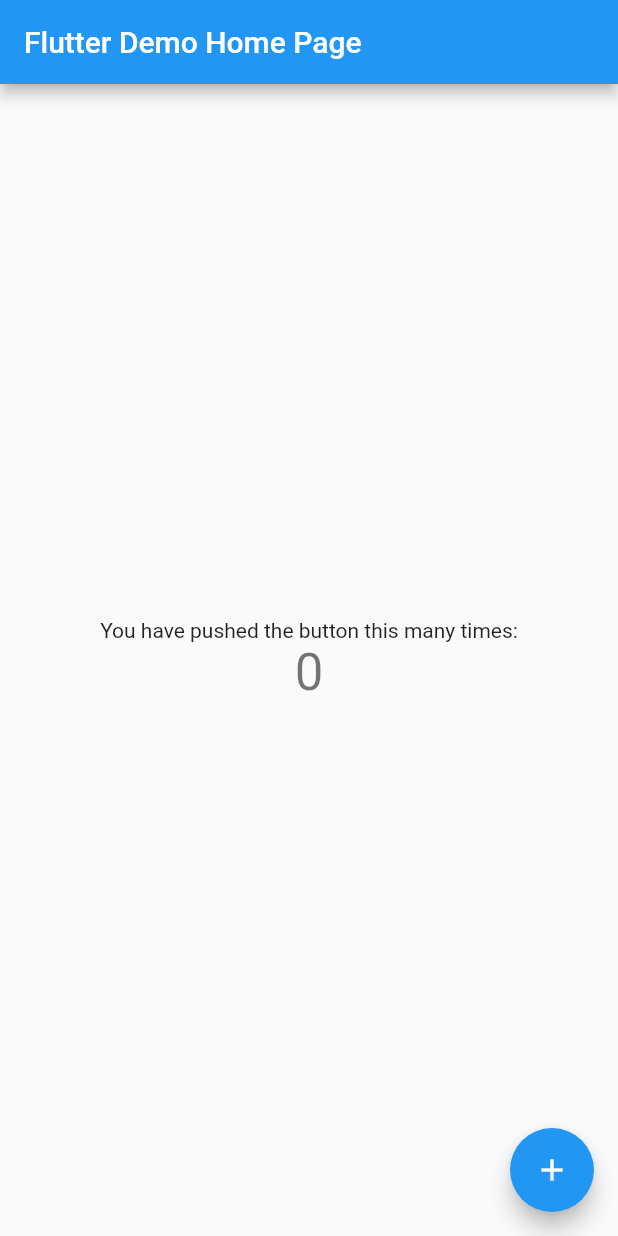
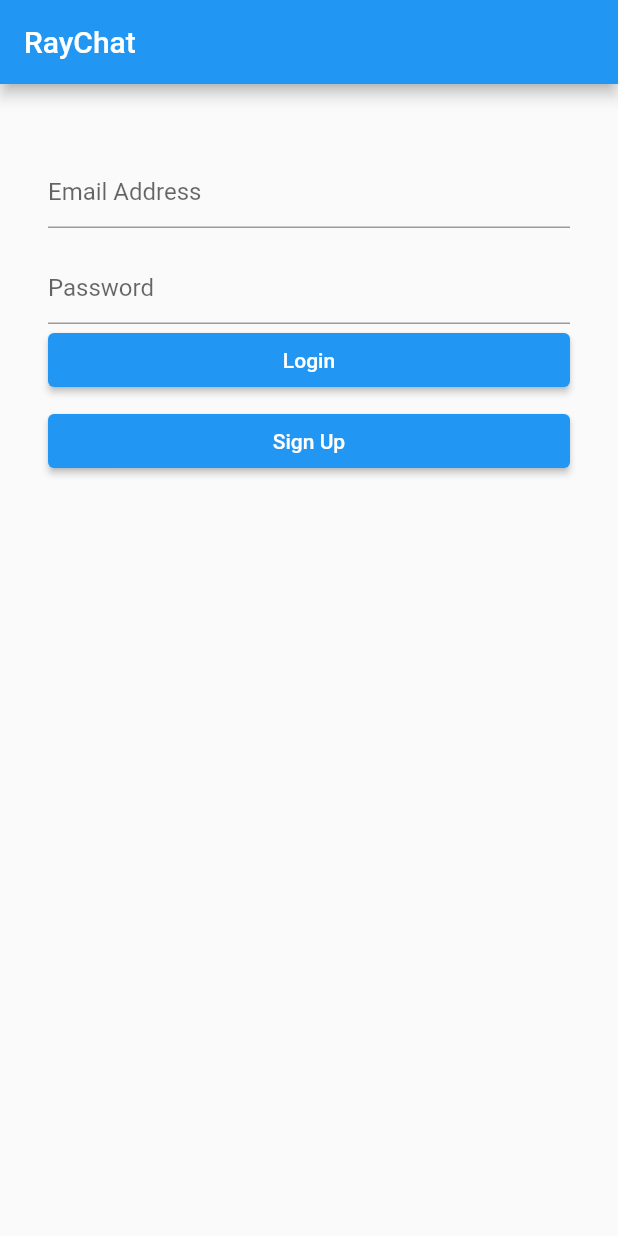
Before and after one commit to Socheath-Horl/raychat, a Flutter app: the screen it shows after launch, on a phone screen of 412 x 824 dp. Run offline on Flutter 3.47's test engine with Material 2 defaults, Android fonts, the phone set to English and light mode, and no system bars; our stand-ins replace cloud_firestore, firebase_auth, firebase_core; accounts and stored records are empty.

Commit message:
finish raychat

```diff
--- /dev/null
+++ b/lib/data/message.dart
@@ -0,0 +1,33 @@
+import 'package:cloud_firestore/cloud_firestore.dart';
+
+class Message {
+  final String text;
+  final DateTime date;
+  final String? email;
+
+  DocumentReference? reference;
+
+  Message({
+    required this.text,
+    required this.date,
+    this.email,
+    this.reference,
+  });
+
+  factory Message.fromJson(Map<dynamic, dynamic> json) => Message(
+      text: json['text'] as String,
+      date: DateTime.parse(json['date'] as String),
+      email: json['email'] as String?);
+
+  Map<String, dynamic> toJson() => <String, dynamic>{
+        'date': date.toString(),
+        'text': text,
+        'email': email,
+      };
+
+  factory Message.fromSnapshot(DocumentSnapshot snapshot) {
+    final message = Message.fromJson(snapshot.data() as Map<String, dynamic>);
+    message.reference = snapshot.reference;
+    return message;
+  }
+}
--- /dev/null
+++ b/lib/data/message_dao.dart
@@ -0,0 +1,15 @@
+import 'package:cloud_firestore/cloud_firestore.dart';
+import './message.dart';
+
+class MessageDao {
+  final CollectionReference collection =
+      FirebaseFirestore.instance.collection('messages');
+
+  void saveMessage(Message message) {
+    collection.add(message.toJson());
+  }
+
+  Stream<QuerySnapshot> getMessageStream() {
+    return collection.snapshots();
+  }
+}
--- /dev/null
+++ b/lib/data/user_dao.dart
@@ -0,0 +1,59 @@
+import 'package:firebase_auth/firebase_auth.dart';
+import 'package:flutter/foundation.dart';
+
+class UserDao extends ChangeNotifier {
+  final auth = FirebaseAuth.instance;
+
+  bool isLoggedIn() {
+    return auth.currentUser != null;
+  }
+
+  String? userId() {
+    return auth.currentUser?.uid;
+  }
+
+  String? email() {
+    return auth.currentUser?.email;
+  }
+
+  void signup(String email, String password) async {
+    try {
+      await auth.createUserWithEmailAndPassword(
+        email: email,
+        password: password,
+      );
+      notifyListeners();
+    } on FirebaseAuthException catch (e) {
+      if (e.code == 'weak-password') {
+        print('The password provided is too weak.');
+      } else if (e.code == 'email-already-in-use') {
+        print('The account already exists for that email.');
+      }
+    } catch (e) {
+      print(e);
+    }
+  }
+
+  void login(String email, String password) async {
+    try {
+      await auth.signInWithEmailAndPassword(
+        email: email,
+        password: password,
+      );
+      notifyListeners();
+    } on FirebaseAuthException catch (e) {
+      if (e.code == 'weak-password') {
+        print('The password provided is too weak.');
+      } else if (e.code == 'email-already-in-use') {
+        print('The account already exists for that email.');
+      }
+    } catch (e) {
+      print(e);
+    }
+  }
+
+  void logout() async {
+    await auth.signOut();
+    notifyListeners();
+  }
+}
--- a/lib/main.dart
+++ b/lib/main.dart
@@ -1,115 +1,49 @@
 import 'package:flutter/material.dart';
+import 'package:raychat/ui/message_list.dart';
+import 'package:firebase_core/firebase_core.dart';
+import 'package:provider/provider.dart';
 
-void main() {
-  runApp(const MyApp());
+import './data/message_dao.dart';
+import './data/user_dao.dart';
+import './ui/login.dart';
+
+Future<void> main() async {
+  WidgetsFlutterBinding.ensureInitialized();
+  await Firebase.initializeApp();
+  runApp(const App());
 }
 
-class MyApp extends StatelessWidget {
-  const MyApp({Key? key}) : super(key: key);
-
-  // This widget is the root of your application.
+class App extends StatelessWidget {
+  const App({Key? key}) : super(key: key);
   @override
   Widget build(BuildContext context) {
-    return MaterialApp(
-      title: 'Flutter Demo',
-      theme: ThemeData(
-        // This is the theme of your application.
-        //
-        // Try running your application with "flutter run". You'll see the
-        // application has a blue toolbar. Then, without quitting the app, try
-        // changing the primarySwatch below to Colors.green and then invoke
-        // "hot reload" (press "r" in the console where you ran "flutter run",
-        // or simply save your changes to "hot reload" in a Flutter IDE).
-        // Notice that the counter didn't reset back to zero; the application
-        // is not restarted.
-        primarySwatch: Colors.blue,
+    return MultiProvider(
+      providers: [
+        ChangeNotifierProvider<UserDao>(
+          lazy: false,
+          create: (_) => UserDao(),
+        ),
+        Provider<MessageDao>(
+          lazy: false,
+          create: (_) => MessageDao(),
+        )
+      ],
+      child: MaterialApp(
+        debugShowCheckedModeBanner: false,
+        title: 'RayChat',
+        theme: ThemeData(
+          primaryColor: const Color(0xFF3D814A),
+        ),
+        home: Consumer<UserDao>(
+          builder: (context, userDao, child) {
+            if (userDao.isLoggedIn()) {
+              return const MessageList();
+            } else {
+              return const Login();
+            }
+          },
+        ),
       ),
-      home: const MyHomePage(title: 'Flutter Demo Home Page'),
     );
   }
 }
-
-class MyHomePage extends StatefulWidget {
-  const MyHomePage({Key? key, required this.title}) : super(key: key);
-
-  // This widget is the home page of your application. It is stateful, meaning
-  // that it has a State object (defined below) that contains fields that affect
-  // how it looks.
-
-  // This class is the configuration for the state. It holds the values (in this
-  // case the title) provided by the parent (in this case the App widget) and
-  // used by the build method of the State. Fields in a Widget subclass are
-  // always marked "final".
-
-  final String title;
-
-  @override
-  State<MyHomePage> createState() => _MyHomePageState();
-}
-
-class _MyHomePageState extends State<MyHomePage> {
-  int _counter = 0;
-
-  void _incrementCounter() {
-    setState(() {
-      // This call to setState tells the Flutter framework that something has
-      // changed in this State, which causes it to rerun the build method below
-      // so that the display can reflect the updated values. If we changed
-      // _counter without calling setState(), then the build method would not be
-      // called again, and so nothing would appear to happen.
-      _counter++;
-    });
-  }
-
-  @override
-  Widget build(BuildContext context) {
-    // This method is rerun every time setState is called, for instance as done
-    // by the _incrementCounter method above.
-    //
-    // The Flutter framework has been optimized to make rerunning build methods
-    // fast, so that you can just rebuild anything that needs updating rather
-    // than having to individually change instances of widgets.
-    return Scaffold(
-      appBar: AppBar(
-        // Here we take the value from the MyHomePage object that was created by
-        // the App.build method, and use it to set our appbar title.
-        title: Text(widget.title),
-      ),
-      body: Center(
-        // Center is a layout widget. It takes a single child and positions it
-        // in the middle of the parent.
-        child: Column(
-          // Column is also a layout widget. It takes a list of children and
-          // arranges them vertically. By default, it sizes itself to fit its
-          // children horizontally, and tries to be as tall as its parent.
-          //
-          // Invoke "debug painting" (press "p" in the console, choose the
-          // "Toggle Debug Paint" action from the Flutter Inspector in Android
-          // Studio, or the "Toggle Debug Paint" command in Visual Studio Code)
-          // to see the wireframe for each widget.
-          //
-          // Column has various properties to control how it sizes itself and
-          // how it positions its children. Here we use mainAxisAlignment to
-          // center the children vertically; the main axis here is the vertical
-          // axis because Columns are vertical (the cross axis would be
-          // horizontal).
-          mainAxisAlignment: MainAxisAlignment.center,
-          children: <Widget>[
-            const Text(
-              'You have pushed the button this many times:',
-            ),
-            Text(
-              '$_counter',
-              style: Theme.of(context).textTheme.headline4,
-            ),
-          ],
-        ),
-      ),
-      floatingActionButton: FloatingActionButton(
-        onPressed: _incrementCounter,
-        tooltip: 'Increment',
-        child: const Icon(Icons.add),
-      ), // This trailing comma makes auto-formatting nicer for build methods.
-    );
-  }
-}
--- /dev/null
+++ b/lib/ui/login.dart
@@ -0,0 +1,127 @@
+import 'package:flutter/material.dart';
+import 'package:flutter/services.dart';
+import 'package:flutter/widgets.dart';
+import 'package:provider/provider.dart';
+
+import '../data/user_dao.dart';
+
+class Login extends StatefulWidget {
+  const Login({Key? key}) : super(key: key);
+
+  @override
+  State<Login> createState() => _LoginState();
+}
+
+class _LoginState extends State<Login> {
+  final _emailController = TextEditingController();
+  final _passwordController = TextEditingController();
+  final GlobalKey<FormState> _formKey = GlobalKey<FormState>();
+
+  @override
+  void dispose() {
+    _emailController.dispose();
+    _passwordController.dispose();
+    super.dispose();
+  }
+
+  @override
+  Widget build(BuildContext context) {
+    final userDao = Provider.of<UserDao>(context, listen: false);
+    return Scaffold(
+      appBar: AppBar(
+        title: const Text('RayChat'),
+      ),
+      body: Padding(
+        padding: const EdgeInsets.all(32.0),
+        child: Form(
+          key: _formKey,
+          child: Column(
+            children: [
+              Row(
+                children: [
+                  const SizedBox(height: 80),
+                  Expanded(
+                    child: TextFormField(
+                      decoration: const InputDecoration(
+                        border: UnderlineInputBorder(),
+                        hintText: 'Email Address',
+                      ),
+                      autofocus: false,
+                      keyboardType: TextInputType.emailAddress,
+                      textCapitalization: TextCapitalization.none,
+                      autocorrect: false,
+                      controller: _emailController,
+                      validator: (String? value) {
+                        if (value == null || value.isEmpty) {
+                          return 'Email Required';
+                        }
+                        return null;
+                      },
+                    ),
+                  ),
+                ],
+              ),
+              Row(
+                children: [
+                  const SizedBox(height: 20),
+                  Expanded(
+                    child: TextFormField(
+                      decoration: const InputDecoration(
+                        border: UnderlineInputBorder(),
+                        hintText: 'Password',
+                      ),
+                      autofocus: false,
+                      keyboardType: TextInputType.visiblePassword,
+                      textCapitalization: TextCapitalization.none,
+                      autocorrect: false,
+                      controller: _passwordController,
+                      validator: (String? value) {
+                        if (value == null || value.isEmpty) {
+                          return 'Password Required';
+                        }
+                        return null;
+                      },
+                    ),
+                  ),
+                ],
+              ),
+              Row(
+                children: [
+                  const SizedBox(height: 20),
+                  Expanded(
+                    child: ElevatedButton(
+                      onPressed: () {
+                        userDao.login(
+                          _emailController.text,
+                          _passwordController.text,
+                        );
+                      },
+                      child: const Text('Login'),
+                    ),
+                  ),
+                ],
+              ),
+              Row(
+                children: [
+                  const SizedBox(height: 20),
+                  Expanded(
+                    child: ElevatedButton(
+                      onPressed: () {
+                        userDao.signup(
+                          _emailController.text,
+                          _passwordController.text,
+                        );
+                      },
+                      child: const Text('Sign Up'),
+                    ),
+                  ),
+                  const SizedBox(height: 60),
+                ],
+              ),
+            ],
+          ),
+        ),
+      ),
+    );
+  }
+}
--- a/pubspec.yaml
+++ b/pubspec.yaml
@@ -34,6 +34,11 @@ dependencies:
   # The following adds the Cupertino Icons font to your application.
   # Use with the CupertinoIcons class for iOS style icons.
   cupertino_icons: ^1.0.2
+  intl: ^0.17.0
+  firebase_core: ^1.19.1
+  cloud_firestore: ^3.2.1
+  provider: ^6.0.3
+  firebase_auth: ^3.4.1
 
 dev_dependencies:
   flutter_test:
```
Also changed, not shown: lib/ui/message_list.dart (added, +135 -0 lines), lib/ui/message_widget.dart (added, +77 -0 lines), pubspec.lock, 4 other files.
